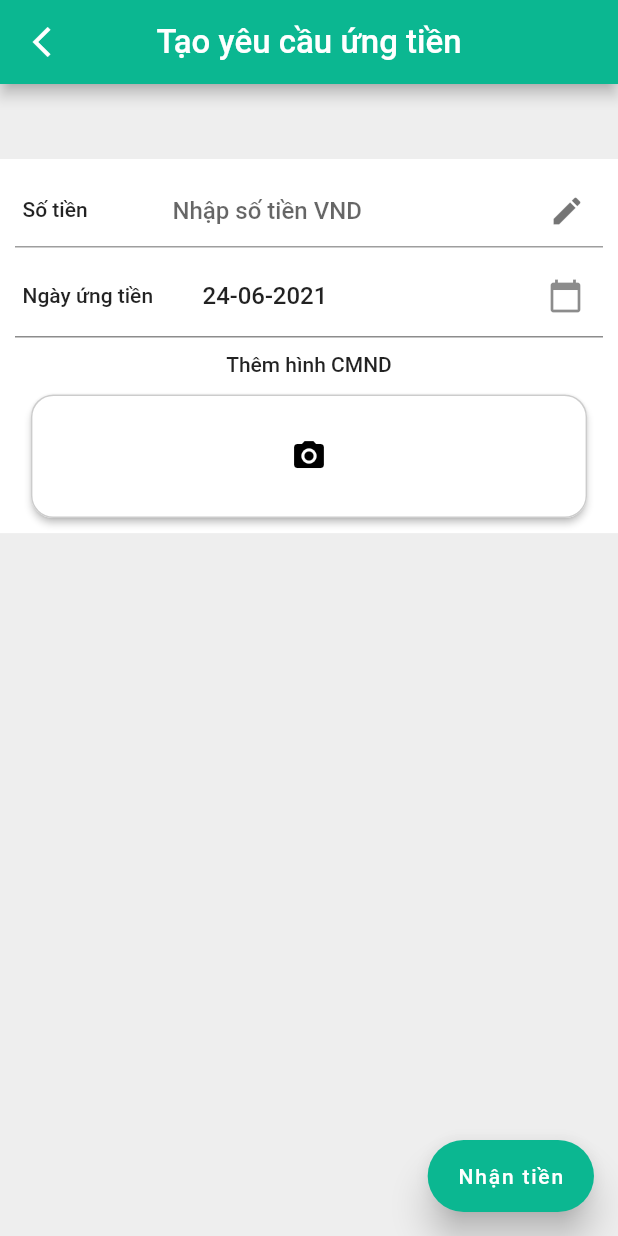
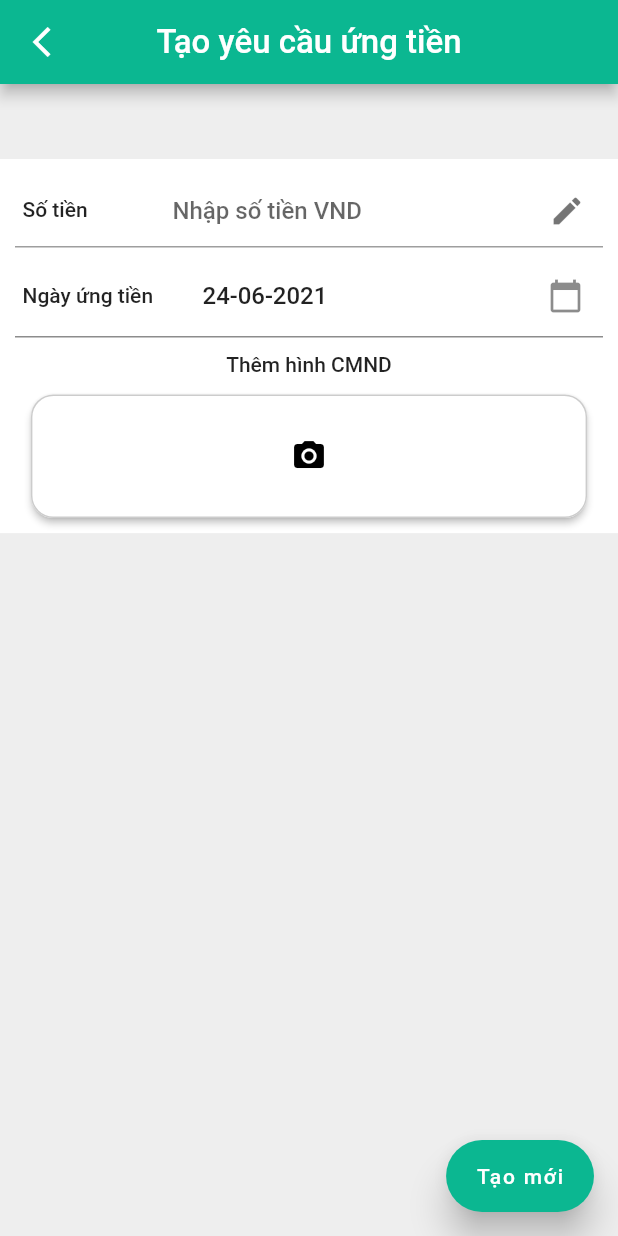
Before and after one commit to tult1803/RTMSystem, a Flutter app: the CreateRequestAdvance screen opened directly, on a phone screen of 412 x 824 dp. Run offline on Flutter 3.47's test engine with Material 2 defaults, Android fonts, the phone set to English and light mode, and no system bars; drawn by our look-alikes of auto_size_text; our stand-ins replace camera, connectivity, curved_navigation_bar, dio, firebase_core, flutter_datetime_picker and 5 more; accounts and stored records are empty.

Commit message:
Change name btn create advance

```diff
--- a/rtm_system/lib/view/customer/advance/create_request_advance.dart
+++ b/rtm_system/lib/view/customer/advance/create_request_advance.dart
@@ -163,7 +163,7 @@ class _CreateRequestAdvanceState extends State<CreateRequestAdvance> {
             }
           }
         },
-        label: Text('Nhận tiền', style: TextStyle(
+        label: Text('Tạo mới', style: TextStyle(
           color: Colors.white,
         ),),
         backgroundColor: primaryColor,
```
